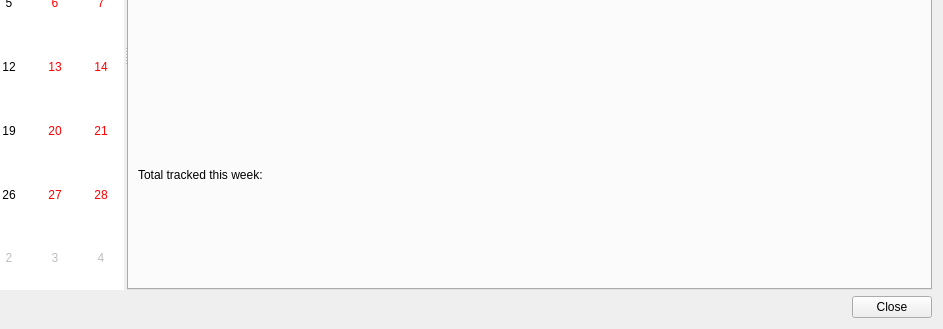
The window that ui/history.ui (Narfinger/qamster) describes before a commit, drawn with Qt 5; both pictures show x 256 to 1199 and y 191 to 520 of the 1199 by 520 pixel window.
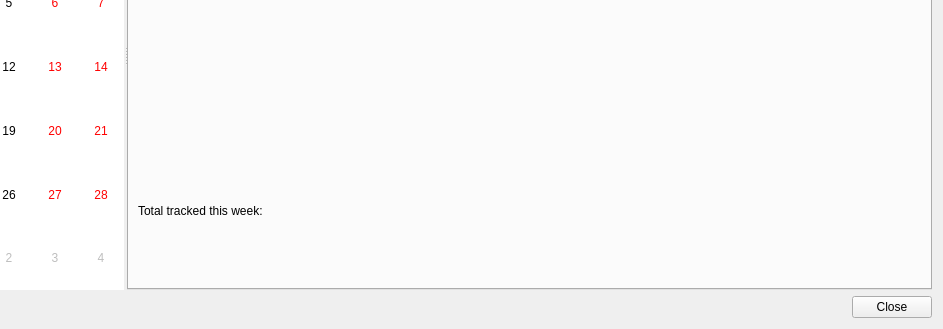
The same window after the commit. The open tabs and pages were chosen to show the change. Custom widgets are drawn as their Qt base class.

Diff of the .ui file:
```diff
--- a/ui/history.ui
+++ b/ui/history.ui
@@ -35,7 +35,7 @@
      </widget>
      <widget class="QTabWidget" name="tabWidget">
       <property name="currentIndex">
-       <number>0</number>
+       <number>2</number>
       </property>
       <widget class="QWidget" name="tab">
        <attribute name="title">
@@ -128,22 +128,25 @@
         <string>Weekly</string>
        </attribute>
        <layout class="QGridLayout" name="gridLayout">
-        <item row="1" column="0">
+        <item row="2" column="0">
          <widget class="QLabel" name="label_3">
           <property name="text">
            <string>Total tracked this week:</string>
           </property>
          </widget>
         </item>
-        <item row="1" column="1">
-         <widget class="QLabel" name="w_total">
-          <property name="text">
-           <string/>
-          </property>
-         </widget>
-        </item>
         <item row="0" column="0" colspan="2">
-         <widget class="Histogram" name="w_history" native="true"/>
+         <widget class="CategoryHistogram" name="w_cathistory" native="true"/>
+        </item>
+        <item row="2" column="1">
+         <widget class="QLabel" name="w_total">
+          <property name="text">
+           <string/>
+          </property>
+         </widget>
+        </item>
+        <item row="1" column="0" colspan="2">
+         <widget class="ActivityHistogram" name="w_acthistory" native="true"/>
         </item>
        </layout>
       </widget>
@@ -208,9 +211,9 @@
  </widget>
  <customwidgets>
   <customwidget>
-   <class>Histogram</class>
+   <class>CategoryHistogram</class>
    <extends>QWidget</extends>
-   <header>src/histogram.h</header>
+   <header>src/category-histogram.h</header>
    <container>1</container>
   </customwidget>
   <customwidget>
@@ -218,6 +221,12 @@
    <extends>QTableView</extends>
    <header>src/timetableview.h</header>
   </customwidget>
+  <customwidget>
+   <class>ActivityHistogram</class>
+   <extends>QWidget</extends>
+   <header>src/activity-histogram.h</header>
+   <container>1</container>
+  </customwidget>
  </customwidgets>
  <resources/>
  <connections/>
```
